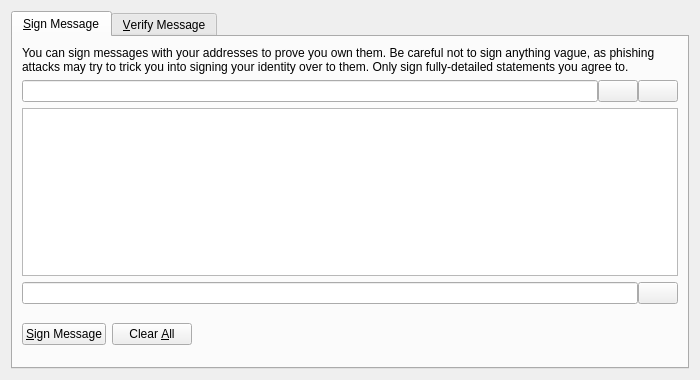
This is src/qt/forms/signverifymessagedialog.ui in ocminer/fibre as Qt 5 draws it before an edit. The edited form follows.
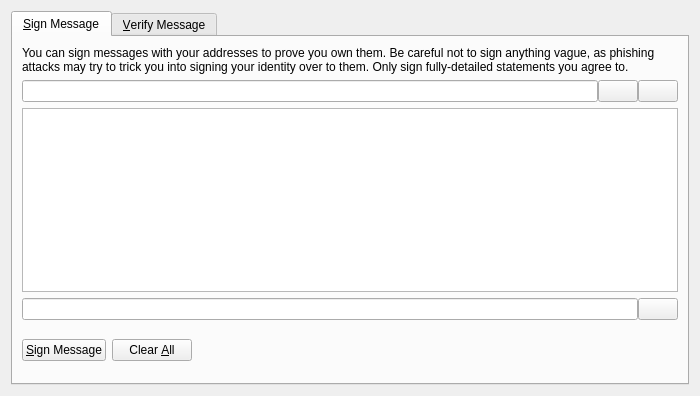
This is the edited form. The open tabs and pages were chosen to show the change. Icons and pictures are not drawn. Custom widgets are drawn as their Qt base class.

Diff of the .ui file:
```diff
--- a/src/qt/forms/signverifymessagedialog.ui
+++ b/src/qt/forms/signverifymessagedialog.ui
@@ -7,12 +7,234 @@
     <x>0</x>
     <y>0</y>
     <width>700</width>
-    <height>380</height>
+    <height>396</height>
    </rect>
   </property>
   <property name="windowTitle">
    <string>Signatures - Sign / Verify a Message</string>
   </property>
+  <property name="styleSheet">
+   <string notr="true">QProgressBar {
+        background-color: #333333;
+        border-radius: 6px;
+        text-align: center;
+        color: white;
+}
+
+QProgressBar::chunk {
+        background: QLinearGradient(x1: 0, y1: 0, x2: 1, y2: 0, stop: 0 #e86941, stop: 1 #e8694f);
+        border-radius: 6px; margin: 0px;
+}
+
+QScrollArea {
+        border-radius: 6px;
+        border-width: 0;
+        border-style: none;
+        padding: 8px;
+        background-color: #111;
+        color: white;
+}
+
+QSpinBox {
+        border-radius: 4px;
+        border-width: 0;
+        border-style: none;
+        padding: 8px;
+        background-color: #111;
+        color: white;
+}
+
+QCheckBox {
+        border-radius: 4px;
+        border-width: 0;
+        border-style: none;
+        padding: 8px;
+        background-color: #111;
+        color: white;
+}
+QVBoxLayout {
+        border-radius: 6px;
+        border-width: 0;
+        border-style: none;
+        padding: 8px;
+        background-color: #111;
+        color: white;
+}
+
+QDialog, QMainWindow, QFrame {
+	color: white;
+	background-color: #333333;
+	border: none;
+}
+
+QMenu {
+	background-color: #333333; color: white;
+}
+
+QLabel {
+	background-color: transparent;
+}
+
+QCheckBox {
+    color: white;
+}
+
+QFrame#central { background-color: #333333; border: none }
+QFrame#frame, QFrame#frame_2, QFrame#frame_3 {
+	background-color: #333333;
+	border-style: plain;
+	border-width: 20px;
+	border-radius: 20px;
+	border-color: #111;
+	min-width: 10em;
+	padding: 6px;
+}
+QLabel[openExternalLinks=true], QHeaderView { color: #aaaaaa }
+QLabel[openExternalLinks=false] { color: white; font-weight: normal }
+QPushButton, QToolButton {
+	border: 4px solid #111;
+	border-radius: 12px;
+	background-color: #111;
+	color: white;
+	padding: 6px;
+	margin: 6px;
+}
+QPushButton:pressed, QToolButton:checked {
+	color: #e86941;
+}
+QPushButton:pressed, QToolButton:pressed {
+	border-color: #e86941;
+	color: #aaaaaa;
+}
+QPushButton:disabled, QToolButton:disabled {
+	color: #444;
+	background-color: #222;
+}
+
+
+#scrollAreaWidgetContents QToolButton {
+	border-radius: 8px;
+	border-width: 0px;
+}
+
+/* the background-color is overridden to transparent for mac os x 
+   due to the entire toolbar area not being drawable in a regular
+   QMainWindow
+*/
+QToolBar { background: #333333; border: 0px solid black; padding: 3px; }
+
+QToolBar::handle { image: url(handle.png); }
+QStatusBar { background: #333333; }
+QMenuBar { background: #333333; }
+QMenuBar::item { background: #333333; color: white; }
+
+#scrollAreaWidgetContents { background: #222 }
+#scrollAreaWidgetContents &gt; QFrame { background-color: #222; border-width: 0px; border-style: none; }
+
+QLineEdit {
+	border-radius: 6px;
+	border-width: 2px;
+	border-color: #222;
+	padding: 8px;
+	background-color: #111;
+	color: white;
+}
+
+QComboBox {
+	border-radius: 6px;
+	border-width: 0;
+	border-style: none;
+	padding: 8px;
+	background-color: #111;
+	color: white;
+}
+
+QComboBox::drop-down {
+	border-width: 0;
+	border-style: none;
+	background-color: #111;
+	color: white;
+}
+
+QTableView {
+	background: #111;
+	color: white;
+	border-style: none;
+	selection-background-color: #aaaaaa;
+    alternate-background-color: #222;
+	selection-color: #111;
+	border: 0px solid black;
+}
+
+QHeaderView { color: #aaaaaa; background-color: #111; background-image: none; }
+QHeaderView::section { color: #aaaaaa; background-color: #222; }
+QHeaderView::section:checked { background-color: #111; }
+
+QTabWidget {
+	background: #111;
+}
+
+ QTabWidget::pane {
+     border-top: 2px solid #111;
+     border: 4px solid #111;
+     border-bottom-left-radius: 8px;
+     border-bottom-right-radius: 8px;
+     border-top-right-radius: 8px;
+	background: #111;
+ }
+
+ QTabWidget::tab-bar {
+     left: 5px; /* move to the right by 5px */
+ }
+
+ /* Style the tab using the tab sub-control. Note that
+     it reads QTabBar _not_ QTabWidget */
+ QTabBar::tab {
+     background: #111;
+     border: 4px solid #222;
+     border-bottom-color: #111; /* same as the pane color */
+     border-top-left-radius: 4px;
+     border-top-right-radius: 4px;
+     min-width: 8ex;
+     padding: 4px;
+     color: #888;
+ }
+
+ QTabBar::tab:selected, QTabBar::tab:hover {
+     color: #aaaaaa
+ }
+
+ QTabBar::tab:selected {
+     border-color: #111; /* same as pane color */
+     border-top-color: #aaaaaa;
+ }
+
+ QTabBar::tab:!selected {
+     margin-top: 2px; /* make non-selected tabs look smaller */
+ }
+
+ /* make use of negative margins for overlapping tabs */
+ QTabBar::tab:selected {
+     /* expand/overlap to the left and right by 4px */
+     margin-left: -4px;
+     margin-right: -4px;
+ }
+
+ QTabBar::tab:first:selected {
+     margin-left: 0; /* the first selected tab has nothing to overlap with on the left */
+ }
+
+ QTabBar::tab:last:selected {
+     margin-right: 0; /* the last selected tab has nothing to overlap with on the right */
+ }
+
+ QTabBar::tab:only-one {
+     margin: 0; /* if there is only one tab, we don't want overlapping margins */
+ }
+
+
+</string>
+  </property>
   <property name="modal">
    <bool>true</bool>
   </property>
@@ -193,8 +415,8 @@
           <widget class="QLabel" name="statusLabel_SM">
            <property name="font">
             <font>
-             <weight>75</weight>
-             <bold>true</bold>
+             <weight>50</weight>
+             <bold>false</bold>
             </font>
            </property>
            <property name="text">
```
Left out of the diff: 6 changed lines with no effect on the pictures.
